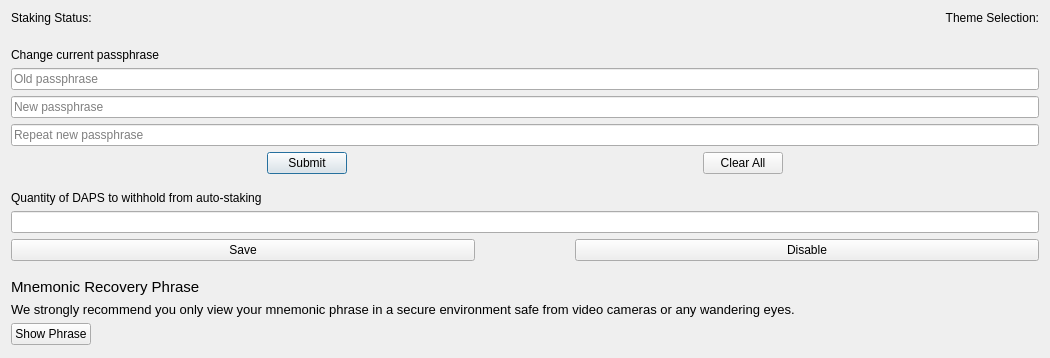
Qt form src/qt/forms/optionspage.ui (pedrorv0106/DAPS) before a commit; both pictures show x 0 to 1050 and y 0 to 358 of the 1050 by 641 pixel window.
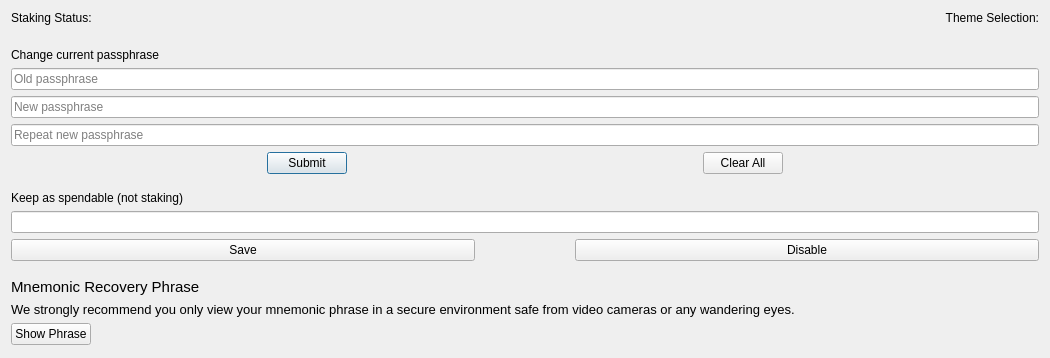
The same form after that commit. Custom widgets are drawn as their Qt base class.

Commit message: Update Reserve balance text

Diff of the .ui file:
```diff
--- a/src/qt/forms/optionspage.ui
+++ b/src/qt/forms/optionspage.ui
@@ -255,7 +255,7 @@
       </sizepolicy>
      </property>
      <property name="text">
-      <string>Quantity of DAPS to withhold from auto-staking</string>
+      <string>Keep as spendable (not staking)</string>
      </property>
     </widget>
    </item>
```
